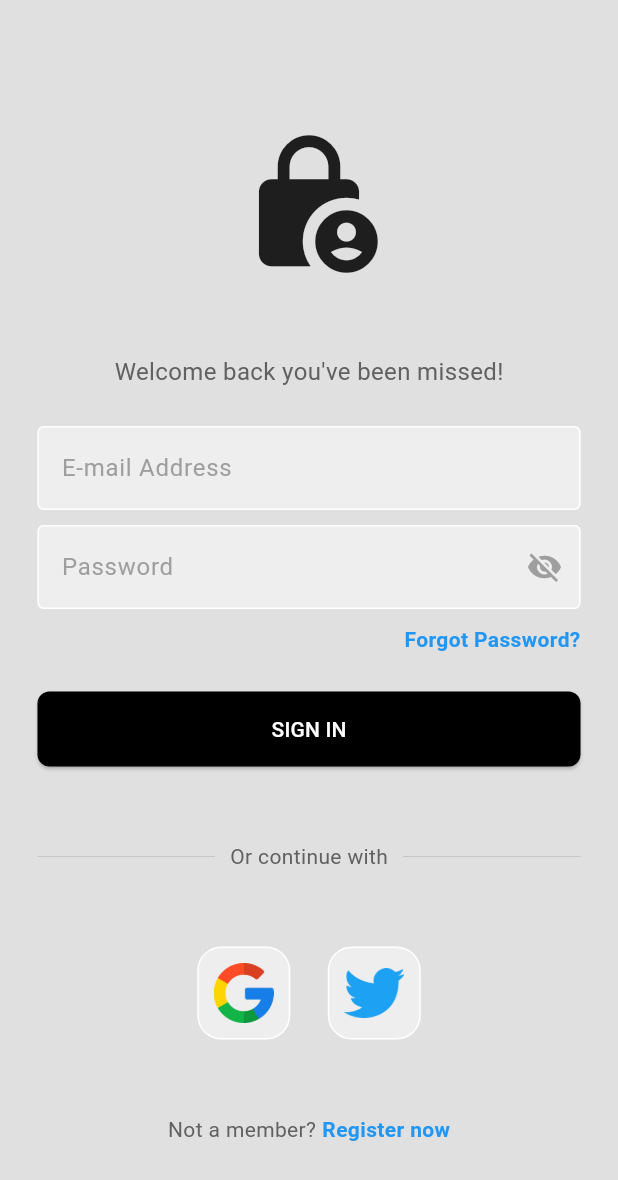
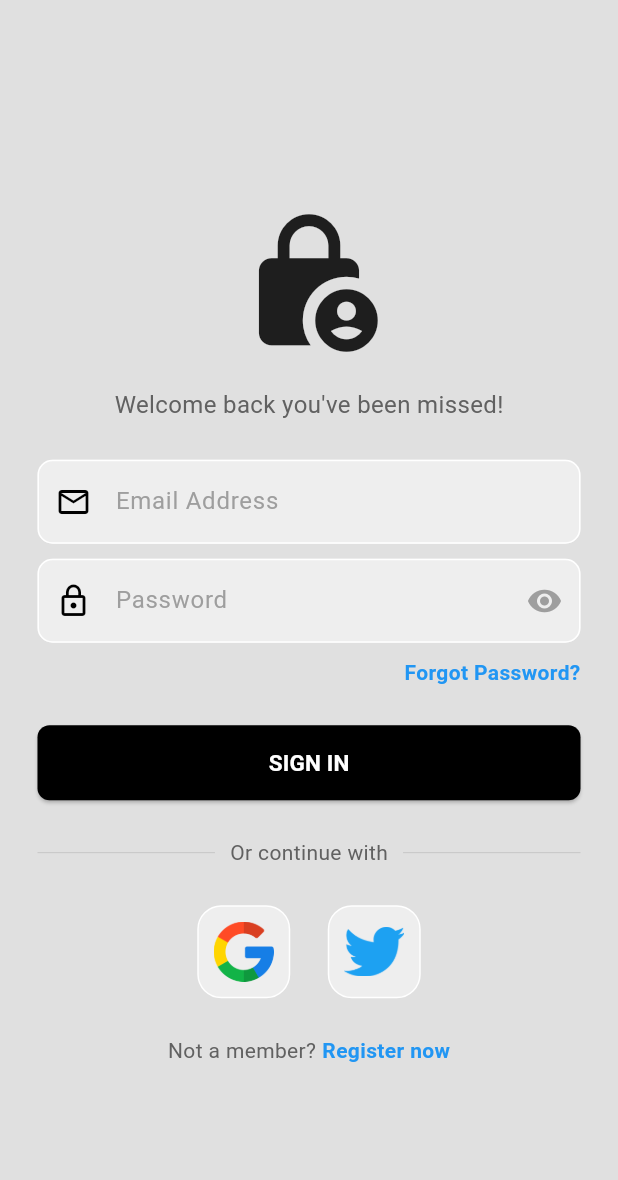
Before and after one commit to Abdhadi97/DriveGuard_FlutterMobileApplication, a Flutter app: the screen it shows after launch, on a phone screen of 412 x 824 dp. Shown: the top 1180 px of the screen. Run offline on Flutter 3.47's test engine with Material 3 defaults, Android fonts, the phone set to English and light mode, and no system bars; our stand-ins replace cloud_firestore, firebase_auth, firebase_core, geocoding, geolocator, iconsax; accounts and stored records are empty.

Commit message:
fix login page with validator

```diff
--- a/lib/pages/login_page.dart
+++ b/lib/pages/login_page.dart
@@ -1,74 +1,82 @@
-import 'package:drive_guard/components/my_textfield.dart';
+import 'package:drive_guard/components/splash_screen.dart';
 import 'package:drive_guard/components/square_tile.dart';
+import 'package:drive_guard/controllers/auth_service.dart';
+import 'package:drive_guard/controllers/input_validator.dart';
 import 'package:drive_guard/controllers/reset_password.dart';
-import 'package:firebase_auth/firebase_auth.dart';
 import 'package:flutter/material.dart';
 
 class LoginPage extends StatefulWidget {
   final Function()? onTap;
 
   const LoginPage({
-    super.key,
+    Key? key,
     required this.onTap,
-  });
+  }) : super(key: key);
 
   @override
   State<LoginPage> createState() => _LoginPageState();
 }
 
 class _LoginPageState extends State<LoginPage> {
-  //text editing controller
-  final emailController = TextEditingController();
-  final passwordController = TextEditingController();
+  final GlobalKey<FormState> _formKey = GlobalKey<FormState>();
+  final TextEditingController _emailController = TextEditingController();
+  final TextEditingController _passwordController = TextEditingController();
+  final AuthService _authService = AuthService();
   bool _obscureText = true;
+  bool _isLoader = false;
 
-  //sign user in
-  void signUserIn() async {
-    //show loading circle
-    showDialog(
-      context: context,
-      builder: (context) {
-        return const Center(
-          child: CircularProgressIndicator(),
+  void _togglePasswordVisibility() {
+    setState(() {
+      _obscureText = !_obscureText;
+    });
+  }
+
+  Future<void> _submitForm() async {
+    if (_formKey.currentState!.validate()) {
+      setState(() {
+        _isLoader = true;
+      });
+
+      final data = {
+        "email": _emailController.text,
+        "password": _passwordController.text,
+      };
+
+      await _authService.validateUser(data, context, () {
+        // Delay navigation to log in page
+        Future.delayed(const Duration(seconds: 1), () {
+          if (mounted) {
+            Navigator.pushReplacement(
+              context,
+              PageRouteBuilder(
+                transitionDuration: const Duration(milliseconds: 500),
+                pageBuilder: (_, __, ___) => const SplashScreen(),
+                transitionsBuilder: (_, animation, __, child) {
+                  const begin = Offset(0.0, 1.0);
+                  const end = Offset.zero;
+                  const curve = Curves.ease;
+
+                  final tween = Tween(begin: begin, end: end)
+                      .chain(CurveTween(curve: curve));
+
+                  return SlideTransition(
+                    position: animation.drive(tween),
+                    child: child,
                   );
                 },
+              ),
             );
+          }
+        });
+      });
 
-    //try sign in
-    try {
-      await FirebaseAuth.instance.signInWithEmailAndPassword(
-        email: emailController.text,
-        password: passwordController.text,
-      );
-      //pop loading circle
-      // ignore: use_build_context_synchronously
-      Navigator.pop(context);
-    } on FirebaseAuthException catch (e) {
-      //pop loading circle
-      // ignore: use_build_context_synchronously
-      Navigator.pop(context);
-      //show error message
-      showErrorMessage('Invalid');
+      setState(() {
+        _isLoader = false;
+      });
     }
   }
 
-  //error message to user
-  void showErrorMessage(String message) {
-    showDialog(
-      context: context,
-      builder: (context) {
-        return AlertDialog(
-          backgroundColor: Colors.deepPurple,
-          title: Center(
-              child: Text(
-            message,
-            style: const TextStyle(color: Colors.white),
-          )),
-        );
-      },
-    );
-  }
-
+  var inputValidator = InputValidator();
   @override
   Widget build(BuildContext context) {
     return Scaffold(
@@ -76,19 +84,17 @@ class _LoginPageState extends State<LoginPage> {
       body: SafeArea(
         child: Center(
           child: SingleChildScrollView(
+            child: Form(
+              key: _formKey,
               child: Column(
                 mainAxisAlignment: MainAxisAlignment.center,
                 children: [
                   const SizedBox(height: 25),
-                //logo
                   const Icon(
                     Icons.lock_person,
                     size: 100,
                   ),
-
-                const SizedBox(height: 50),
-
-                //welcome text
+                  const SizedBox(height: 20),
                   Text(
                     'Welcome back you\'ve been missed!',
                     style: TextStyle(
@@ -96,55 +102,73 @@ class _LoginPageState extends State<LoginPage> {
                       fontSize: 16,
                     ),
                   ),
-
                   const SizedBox(height: 25),
-
-                //username textfield
-                MyTextField(
-                  controller: emailController,
-                  hintText: 'E-mail Address',
-                  obsecureText: false,
+                  Padding(
+                    padding: const EdgeInsets.symmetric(horizontal: 25),
+                    child: TextFormField(
+                      controller: _emailController,
+                      keyboardType: TextInputType.emailAddress,
+                      autovalidateMode: AutovalidateMode.onUserInteraction,
+                      validator: inputValidator.validateEmail,
+                      decoration: InputDecoration(
+                        hintText: 'Email Address',
+                        hintStyle: TextStyle(color: Colors.grey[500]),
+                        fillColor: Colors.grey.shade200,
+                        filled: true,
+                        prefixIcon: const Icon(
+                          Icons.email_outlined,
+                          color: Colors.black,
                         ),
-
-                const SizedBox(height: 10),
-
-                //password textfield
-                Padding(
-                  padding: const EdgeInsets.symmetric(horizontal: 25.0),
-                  child: TextFormField(
-                    controller: passwordController,
-                    obscureText: _obscureText,
-                    decoration: InputDecoration(
-                      enabledBorder: const OutlineInputBorder(
-                        borderSide: BorderSide(color: Colors.white),
+                        enabledBorder: OutlineInputBorder(
+                          borderRadius: BorderRadius.circular(10),
+                          borderSide: const BorderSide(color: Colors.white),
                         ),
                         focusedBorder: OutlineInputBorder(
+                          borderRadius: BorderRadius.circular(10),
                           borderSide: BorderSide(color: Colors.grey.shade400),
-                      ),
-                      fillColor: Colors.grey.shade200,
-                      filled: true,
-                      hintStyle: TextStyle(color: Colors.grey[500]),
-                      hintText: 'Password',
-                      suffixIcon: IconButton(
-                        icon: Icon(
-                          _obscureText
-                              ? Icons.visibility_off
-                              : Icons.visibility,
-                          color: Colors.grey,
-                        ),
-                        onPressed: () {
-                          setState(() {
-                            _obscureText = !_obscureText;
-                          });
-                        },
                         ),
                       ),
                     ),
                   ),
-
                   const SizedBox(height: 10),
-
-                //forgot password?
+                  Padding(
+                    padding: const EdgeInsets.symmetric(horizontal: 25.0),
+                    child: TextFormField(
+                      controller: _passwordController,
+                      obscureText: _obscureText,
+                      keyboardType: TextInputType.visiblePassword,
+                      autovalidateMode: AutovalidateMode.onUserInteraction,
+                      validator: inputValidator.validatePassword,
+                      decoration: InputDecoration(
+                        hintText: 'Password',
+                        hintStyle: TextStyle(color: Colors.grey[500]),
+                        fillColor: Colors.grey.shade200,
+                        filled: true,
+                        prefixIcon: const Icon(
+                          Icons.lock_outline,
+                          color: Colors.black,
+                        ),
+                        enabledBorder: OutlineInputBorder(
+                          borderRadius: BorderRadius.circular(10),
+                          borderSide: const BorderSide(color: Colors.white),
+                        ),
+                        focusedBorder: OutlineInputBorder(
+                          borderRadius: BorderRadius.circular(10),
+                          borderSide: BorderSide(color: Colors.grey.shade400),
+                        ),
+                        suffixIcon: IconButton(
+                          icon: Icon(
+                            _obscureText
+                                ? Icons.visibility
+                                : Icons.visibility_off,
+                            color: Colors.grey,
+                          ),
+                          onPressed: _togglePasswordVisibility,
+                        ),
+                      ),
+                    ),
+                  ),
+                  const SizedBox(height: 10),
                   Padding(
                     padding: const EdgeInsets.symmetric(horizontal: 25.0),
                     child: Row(
@@ -155,9 +179,7 @@ class _LoginPageState extends State<LoginPage> {
                             Navigator.push(
                               context,
                               MaterialPageRoute(
-                              builder: (context) {
-                                return ResetPasswordPage();
-                              },
+                                builder: (context) => ResetPasswordPage(),
                               ),
                             );
                           },
@@ -172,16 +194,11 @@ class _LoginPageState extends State<LoginPage> {
                       ],
                     ),
                   ),
-
                   const SizedBox(height: 25),
-
-                //sign in
                   Padding(
                     padding: const EdgeInsets.symmetric(horizontal: 25.0),
                     child: ElevatedButton(
-                    onPressed: () {
-                      signUserIn();
-                    },
+                      onPressed: _isLoader ? null : _submitForm,
                       style: ElevatedButton.styleFrom(
                         backgroundColor: Colors.black,
                         foregroundColor: Colors.white,
@@ -190,15 +207,19 @@ class _LoginPageState extends State<LoginPage> {
                         ),
                         minimumSize: const Size.fromHeight(50),
                       ),
-                    child: const Text(
-                      'SIGN IN',
+                      child: _isLoader
+                          ? const Center(child: CircularProgressIndicator())
+                          : const Text(
+                              "SIGN IN",
+                              style: TextStyle(
+                                color: Colors.white,
+                                fontSize: 15,
+                                fontWeight: FontWeight.bold,
                               ),
                             ),
                     ),
-
-                const SizedBox(height: 50),
-
-                //or continue with
+                  ),
+                  const SizedBox(height: 25),
                   Padding(
                     padding: const EdgeInsets.symmetric(horizontal: 25.0),
                     child: Row(
@@ -225,26 +246,16 @@ class _LoginPageState extends State<LoginPage> {
                       ],
                     ),
                   ),
-
-                const SizedBox(height: 50),
-
-                //google + twitter sign in buttons
+                  const SizedBox(height: 25),
                   const Row(
                     mainAxisAlignment: MainAxisAlignment.center,
                     children: [
-                    // google button
                       SquareTile(imagePath: 'lib/images/google.png'),
-
                       SizedBox(width: 25),
-
-                    //twitter button
-                    SquareTile(imagePath: 'lib/images/twitter.png')
+                      SquareTile(imagePath: 'lib/images/twitter.png'),
                     ],
                   ),
-
-                const SizedBox(height: 50),
-
-                //not a member? Register
+                  const SizedBox(height: 25),
                   Row(
                     mainAxisAlignment: MainAxisAlignment.center,
                     children: [
@@ -268,6 +279,7 @@ class _LoginPageState extends State<LoginPage> {
             ),
           ),
         ),
+      ),
     );
   }
 }
```
Also changed, not shown: lib/controllers/input_validator.dart (+22 -3 lines). Lines whose indentation alone changed are shown as unchanged.
